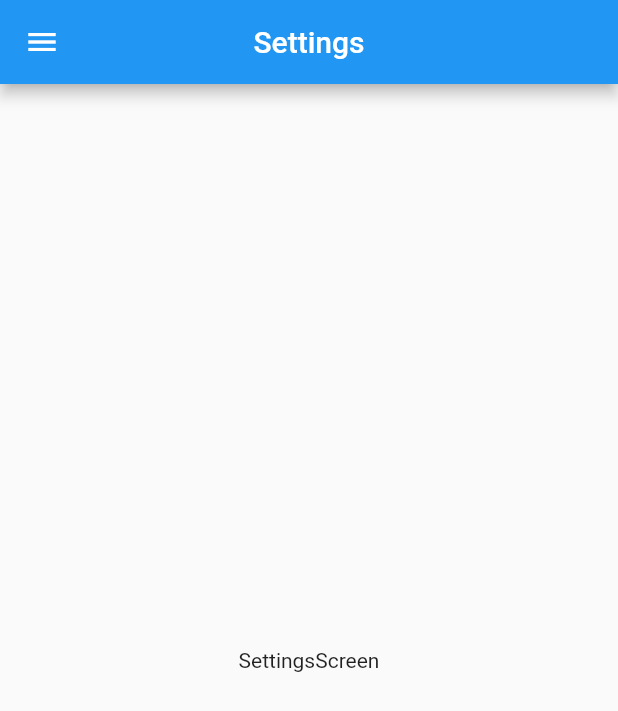
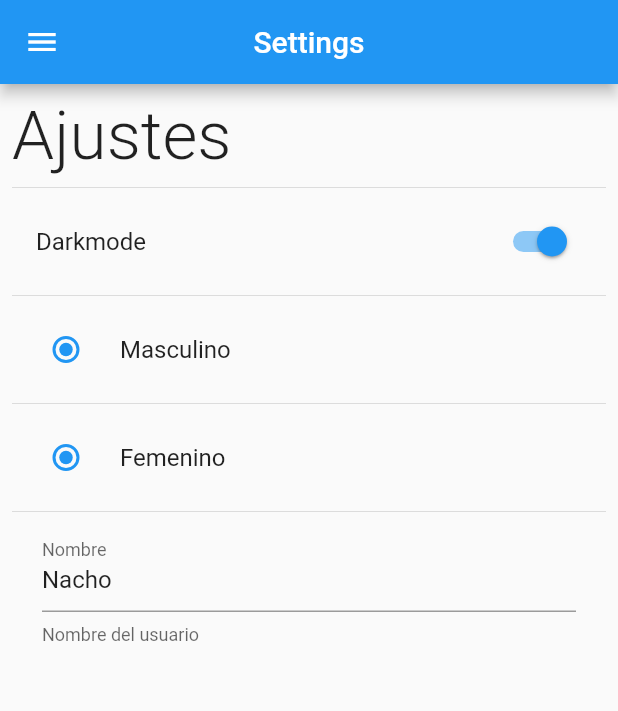
Before and after one commit to nachom96/preferences_app, a Flutter app: the SettingsScreen screen opened by its route, on a phone screen of 412 x 824 dp. Shown: the top 711 px of the screen. Run offline on Flutter 3.47's test engine with Material 2 defaults, Android fonts, the phone set to English and light mode, and no system bars.

Commit message:
Añadida interfaz en ajustes

```diff
--- a/lib/screens/home_screen.dart
+++ b/lib/screens/home_screen.dart
@@ -15,8 +15,16 @@ class HomeScreen extends StatelessWidget {
         centerTitle: true,
       ),
       drawer: SideMenu(),
-      body: const Center(
-         child: Text('HomeScreen'),
+      body: Column(
+        mainAxisAlignment: MainAxisAlignment.center,
+        children: const [
+          Text('isDarkmode: '),
+          Divider(),
+          Text('Género: '),
+          Divider(),
+          Text('Nombre de usuario: '),
+          Divider(),
+        ],
       ),
     );
   }
--- a/lib/screens/settings_screen.dart
+++ b/lib/screens/settings_screen.dart
@@ -2,7 +2,6 @@ import 'package:flutter/material.dart';
 import 'package:preferences_app/widgets/widgets.dart';
 
 class SettingsScreen extends StatelessWidget {
-
   static const String routerName = 'Settings';
 
   const SettingsScreen({Key? key}) : super(key: key);
@@ -15,8 +14,47 @@ class SettingsScreen extends StatelessWidget {
         centerTitle: true,
       ),
       drawer: const SideMenu(),
-      body: const Center(
-         child: Text('SettingsScreen'),
+      body: Padding(
+        padding: const EdgeInsets.all(8.0),
+        child: SingleChildScrollView(
+          child: Column(
+            crossAxisAlignment: CrossAxisAlignment.start,
+            children: [
+              const Text(
+                'Ajustes',
+                style: TextStyle(fontSize: 45, fontWeight: FontWeight.w300),
+              ),
+              Divider(),
+              SwitchListTile.adaptive(
+                  title: const Text('Darkmode'),
+                  value: true,
+                  onChanged: (value) {}),
+              Divider(),
+              RadioListTile<int>(
+                  value: 1,
+                  groupValue: 1,
+                  title: const Text('Masculino'),
+                  onChanged: (value) {}),
+              Divider(),
+              RadioListTile<int>(
+                  value: 2,
+                  groupValue: 2,
+                  title: const Text('Femenino'),
+                  onChanged: (value) {}),
+              const Divider(),
+              Padding(
+                padding: const EdgeInsets.symmetric( horizontal: 20 ),
+                child: TextFormField(
+                  initialValue: 'Nacho',
+                  decoration: const InputDecoration(
+                    labelText: 'Nombre',
+                    helperText: 'Nombre del usuario'
+                  ),
+                ),
+              )
+            ],
+          ),
+        ),
       ),
     );
   }
```
